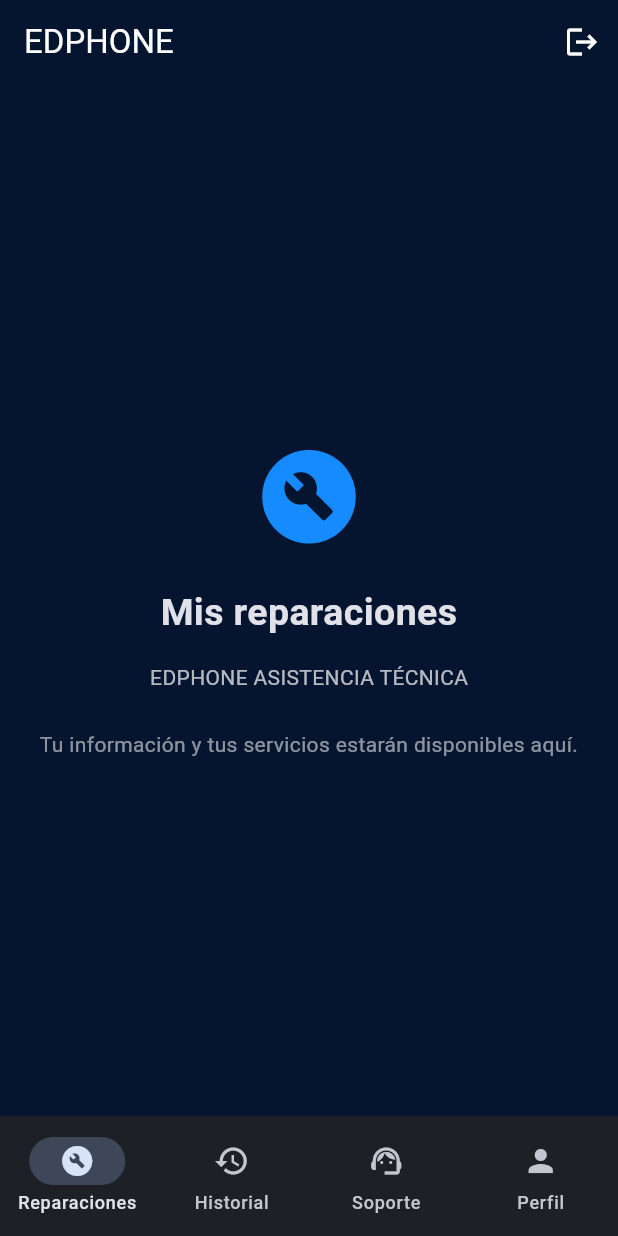
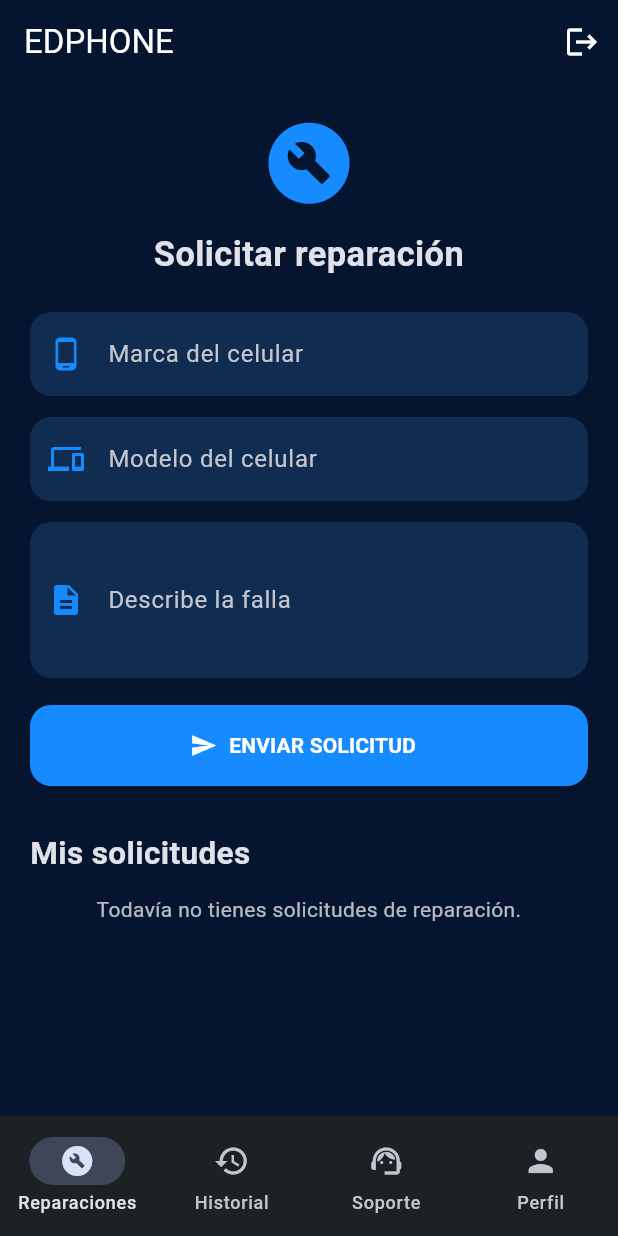
Before and after one commit to IOStecBussine/edphone, a Flutter app: the screen it shows once a user with an empty profile is signed in, on a phone screen of 412 x 824 dp. Run offline on Flutter 3.47's test engine with Material 3 defaults, Android fonts, the phone set to English and light mode, and no system bars; our stand-ins replace cloud_firestore, firebase_auth, firebase_core; accounts and stored records are empty.

Commit message:
Activar Mis reparaciones.

```diff
--- a/lib/main.dart
+++ b/lib/main.dart
@@ -498,9 +498,11 @@ class _PanelState extends State<Panel> {
           ),
         ],
       ),
-      body: seleccionado == 3
-          ? Perfil(usuario: usuario)
-          : Center(
+      body: seleccionado == 0
+    ? const MisReparaciones()
+    : seleccionado == 3
+        ? Perfil(usuario: usuario)
+        : Center(
               child: Padding(
                 padding: const EdgeInsets.all(25),
                 child: Column(
@@ -558,7 +560,174 @@ class _PanelState extends State<Panel> {
     );
   }
 }
+class MisReparaciones extends StatefulWidget {
+  const MisReparaciones({super.key});
 
+  @override
+  State<MisReparaciones> createState() => _MisReparacionesState();
+}
+
+class _MisReparacionesState extends State<MisReparaciones> {
+  final marca = TextEditingController();
+  final modelo = TextEditingController();
+  final falla = TextEditingController();
+
+  bool cargando = false;
+
+  Future<void> enviarSolicitud() async {
+    if (marca.text.trim().isEmpty ||
+        modelo.text.trim().isEmpty ||
+        falla.text.trim().isEmpty) {
+      mensaje(context, 'Completa todos los campos.');
+      return;
+    }
+
+    setState(() => cargando = true);
+
+    try {
+      final usuario = FirebaseAuth.instance.currentUser!;
+
+      await FirebaseFirestore.instance
+          .collection('reparaciones')
+          .add({
+        'uid': usuario.uid,
+        'cliente': usuario.displayName ?? 'Cliente',
+        'correo': usuario.email ?? '',
+        'marca': marca.text.trim(),
+        'modelo': modelo.text.trim(),
+        'falla': falla.text.trim(),
+        'estado': 'Pendiente',
+        'fecha': FieldValue.serverTimestamp(),
+      });
+
+      marca.clear();
+      modelo.clear();
+      falla.clear();
+
+      if (mounted) {
+        mensaje(context, '¡Solicitud enviada correctamente!');
+      }
+    } catch (e) {
+      if (mounted) {
+        mensaje(context, 'No se pudo enviar: $e');
+      }
+    } finally {
+      if (mounted) setState(() => cargando = false);
+    }
+  }
+
+  @override
+  void dispose() {
+    marca.dispose();
+    modelo.dispose();
+    falla.dispose();
+    super.dispose();
+  }
+
+  @override
+  Widget build(BuildContext context) {
+    final usuario = FirebaseAuth.instance.currentUser!;
+
+    return SingleChildScrollView(
+      padding: const EdgeInsets.all(20),
+      child: Column(
+        crossAxisAlignment: CrossAxisAlignment.stretch,
+        children: [
+          const Icon(Icons.build_circle, color: azul, size: 65),
+          const SizedBox(height: 12),
+          const Text(
+            'Solicitar reparación',
+            textAlign: TextAlign.center,
+            style: TextStyle(fontSize: 23, fontWeight: FontWeight.bold),
+          ),
+          const SizedBox(height: 22),
+          TextField(
+            controller: marca,
+            decoration: const InputDecoration(
+              labelText: 'Marca del celular',
+              prefixIcon: Icon(Icons.phone_android, color: azul),
+            ),
+          ),
+          const SizedBox(height: 14),
+          TextField(
+            controller: modelo,
+            decoration: const InputDecoration(
+              labelText: 'Modelo del celular',
+              prefixIcon: Icon(Icons.devices, color: azul),
+            ),
+          ),
+          const SizedBox(height: 14),
+          TextField(
+            controller: falla,
+            maxLines: 3,
+            decoration: const InputDecoration(
+              labelText: 'Describe la falla',
+              prefixIcon: Icon(Icons.description, color: azul),
+            ),
+          ),
+          const SizedBox(height: 18),
+          BotonPrincipal(
+            texto: cargando ? 'ENVIANDO...' : 'ENVIAR SOLICITUD',
+            icono: Icons.send,
+            onPressed: cargando ? () {} : enviarSolicitud,
+          ),
+          const SizedBox(height: 30),
+          const Text(
+            'Mis solicitudes',
+            style: TextStyle(fontSize: 21, fontWeight: FontWeight.bold),
+          ),
+          const SizedBox(height: 12),
+          StreamBuilder<QuerySnapshot<Map<String, dynamic>>>(
+            stream: FirebaseFirestore.instance
+                .collection('reparaciones')
+                .where('uid', isEqualTo: usuario.uid)
+                .snapshots(),
+            builder: (context, snapshot) {
+              if (snapshot.hasError) {
+                return const Text('No se pudieron cargar las solicitudes.');
+              }
+
+              if (!snapshot.hasData) {
+                return const Center(child: CircularProgressIndicator());
+              }
+
+              final solicitudes = snapshot.data!.docs;
+
+              if (solicitudes.isEmpty) {
+                return const Text(
+                  'Todavía no tienes solicitudes de reparación.',
+                  textAlign: TextAlign.center,
+                  style: TextStyle(color: Colors.white70),
+                );
+              }
+
+              return Column(
+                children: solicitudes.map((doc) {
+                  final datos = doc.data();
+
+                  return Card(
+                    color: tarjeta,
+                    child: ListTile(
+                      leading: const Icon(Icons.phone_android, color: azul),
+                      title: Text(
+                        '${datos['marca'] ?? ''} ${datos['modelo'] ?? ''}',
+                      ),
+                      subtitle: Text(
+                        'Falla: ${datos['falla'] ?? ''}\n'
+                        'Estado: ${datos['estado'] ?? 'Pendiente'}',
+                      ),
+                      isThreeLine: true,
+                    ),
+                  );
+                }).toList(),
+              );
+            },
+          ),
+        ],
+      ),
+    );
+  }
+}
 class Perfil extends StatelessWidget {
   final User usuario;
 
```
